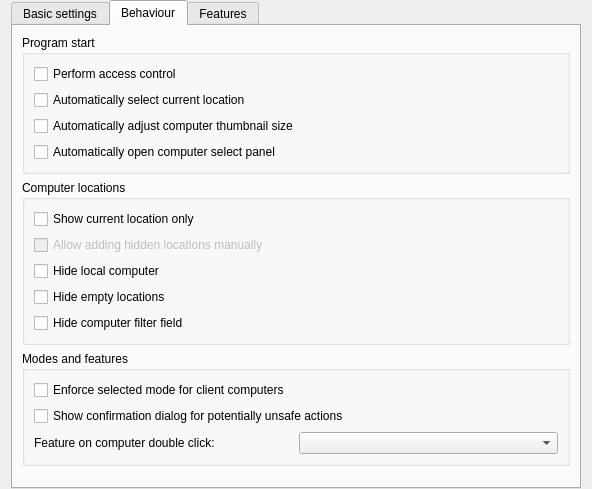
Old version of the form configurator/src/MasterConfigurationPage.ui in the repository veyon/veyon.
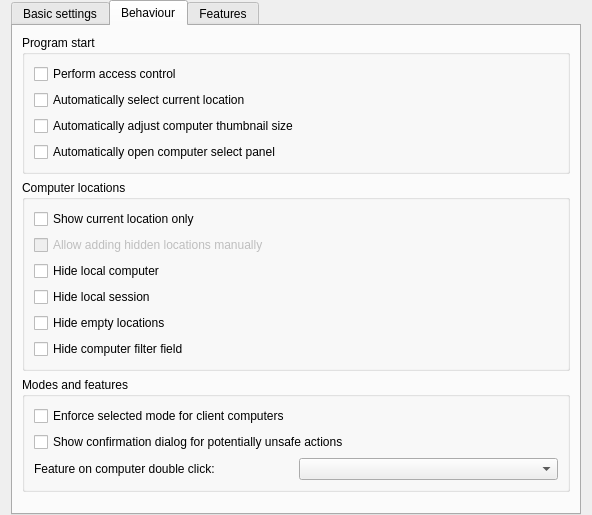
New version of the form. The open tabs and pages were chosen to show the change. Icons and pictures are not drawn.

Commit message: VeyonConfig: add Master/HideOwnSession property

```diff
--- a/configurator/src/MasterConfigurationPage.ui
+++ b/configurator/src/MasterConfigurationPage.ui
@@ -270,6 +270,13 @@
             </property>
            </widget>
           </item>
+          <item>
+           <widget class="QCheckBox" name="hideOwnSession">
+            <property name="text">
+             <string>Hide local session</string>
+            </property>
+           </widget>
+          </item>
           <item>
            <widget class="QCheckBox" name="hideEmptyLocations">
             <property name="text">
```
Left out of the diff: 1 changed line with no effect on the pictures. The commit also changes 1 other file.
